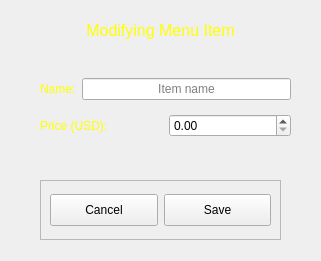
Qt form adminwindow.ui (Tbloom9787/CS1D_CollegeTour) before a commit.
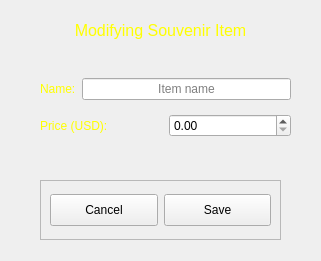
The same form after that commit. Icons and pictures are not drawn.

```diff
--- a/adminwindow.ui
+++ b/adminwindow.ui
@@ -1341,7 +1341,7 @@
       </item>
      </layout>
     </widget>
-    <widget class="QWidget" name="">
+    <widget class="QWidget" name="layoutWidget">
      <property name="geometry">
       <rect>
        <x>30</x>
@@ -1361,7 +1361,7 @@
 }</string>
         </property>
         <property name="text">
-         <string>Modifying Menu Item</string>
+         <string>Modifying Souvenir Item</string>
         </property>
         <property name="alignment">
          <set>Qt::AlignCenter</set>
```
Left out of the diff: 2 changed lines with no effect on the pictures.
